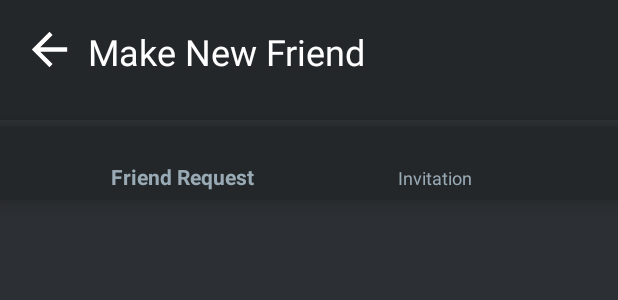
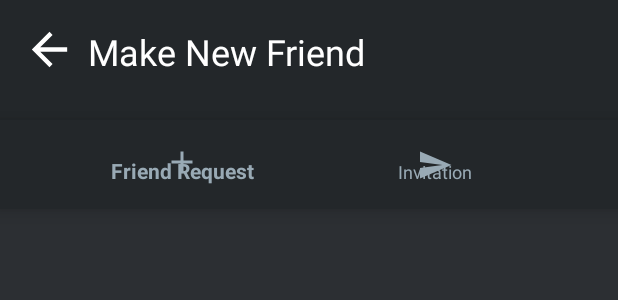
Before and after one commit to kan1989bd/Pr-ectAndroid, an Android app: the layout activity_friend_request.xml on its own in the app's theme, with its tools: preview values and no code run, on a phone screen of 412 x 824 dp. Shown: the top 300 px of the screen. Run offline under Robolectric (Android 15) with nearby library versions, the phone set to English and light mode, and no system bars.

Commit message:
Fix UI Chat, Friend Request, Search, ChangePassword

```diff
--- /dev/null
+++ b/app/src/main/res/drawable/ic_invitation.xml
@@ -0,0 +1,5 @@
+<vector android:autoMirrored="true" android:height="24dp"
+    android:tint="#99AAB5" android:viewportHeight="24"
+    android:viewportWidth="24" android:width="24dp" xmlns:android="http://schemas.android.com/apk/res/android">
+    <path android:fillColor="@android:color/white" android:pathData="M2.01,21L23,12 2.01,3 2,10l15,2 -15,2z"/>
+</vector>
--- /dev/null
+++ b/app/src/main/res/drawable/ic_request.xml
@@ -0,0 +1,5 @@
+<vector android:height="24dp" android:tint="#99AAB5"
+    android:viewportHeight="24" android:viewportWidth="24"
+    android:width="24dp" xmlns:android="http://schemas.android.com/apk/res/android">
+    <path android:fillColor="@android:color/white" android:pathData="M19,13h-6v6h-2v-6H5v-2h6V5h2v6h6v2z"/>
+</vector>
--- a/app/src/main/res/layout/activity_friend_request.xml
+++ b/app/src/main/res/layout/activity_friend_request.xml
@@ -55,13 +55,15 @@
 
     <com.google.android.material.bottomnavigation.BottomNavigationView
         android:id="@+id/top_navigation"
-        android:layout_width="0dp"
-        android:layout_height="49dp"
-        android:layout_marginTop="4dp"
+        android:layout_width="413dp"
+        android:layout_height="59dp"
         android:background="#23272a"
+        android:paddingTop="10dp"
+        android:paddingBottom="10dp"
         app:itemIconTint="#99aab5"
         app:itemTextColor="#99aab5"
         app:layout_constraintEnd_toEndOf="parent"
+        app:layout_constraintHorizontal_bias="1.0"
         app:layout_constraintStart_toStartOf="parent"
         app:layout_constraintTop_toBottomOf="@+id/textView5"
         app:menu="@menu/top_navigation_friend_menu" />
--- a/app/src/main/res/layout/activity_send_friend_request.xml
+++ b/app/src/main/res/layout/activity_send_friend_request.xml
@@ -48,9 +48,10 @@
         android:layout_marginBottom="24dp"
         android:background="@drawable/botron_text"
         android:ems="10"
-        android:hint="Username and Tag"
+        android:hint="Username"
         android:inputType="textPersonName"
         android:paddingLeft="15sp"
+        android:textColor="#99aab5"
         android:textColorHint="#99aab5"
         app:layout_constraintBottom_toTopOf="@+id/btnSendFriendRequest"
         app:layout_constraintEnd_toEndOf="@+id/btnSendFriendRequest"
@@ -61,7 +62,7 @@
         android:layout_width="0dp"
         android:layout_height="wrap_content"
         android:layout_marginTop="20dp"
-        android:text="Enter Username and the ID"
+        android:text="Enter Username"
         android:textAlignment="center"
         android:textColor="#99aab5"
         app:layout_constraintEnd_toEndOf="@+id/imageView2"
--- a/app/src/main/res/layout/edit_password.xml
+++ b/app/src/main/res/layout/edit_password.xml
@@ -64,6 +64,7 @@
         android:padding="10dp"
         android:textColorHint="#99aab5"
         android:textStyle="bold"
+        android:textColor="#99aab5"
         app:layout_constraintEnd_toEndOf="parent"
         app:layout_constraintStart_toStartOf="@+id/textView29"
         app:layout_constraintTop_toBottomOf="@+id/textView29" />
--- a/app/src/main/res/menu/top_navigation_friend_menu.xml
+++ b/app/src/main/res/menu/top_navigation_friend_menu.xml
@@ -2,8 +2,11 @@
 <menu xmlns:android="http://schemas.android.com/apk/res/android">
     <item
         android:title="Friend Request"
-        android:id="@+id/Fragment_Friend_Request"/>
+        android:id="@+id/Fragment_Friend_Request"
+        android:icon="@drawable/ic_request"/>
     <item
         android:title="Invitation"
-        android:id="@+id/Fragment_Invitation"/>
+        android:id="@+id/Fragment_Invitation"
+        android:icon="@drawable/ic_invitation"
+        />
 </menu>
```
Also changed, not shown: app/src/main/res/drawable/botron_from.xml (added, +8 -0 lines), app/src/main/res/layout/activity_message.xml (+7 -6 lines), app/src/main/res/layout/fragment_friend_main_screen.xml (+9 -5 lines), app/src/main/res/drawable/send_gray.png (added), 1 other file.
